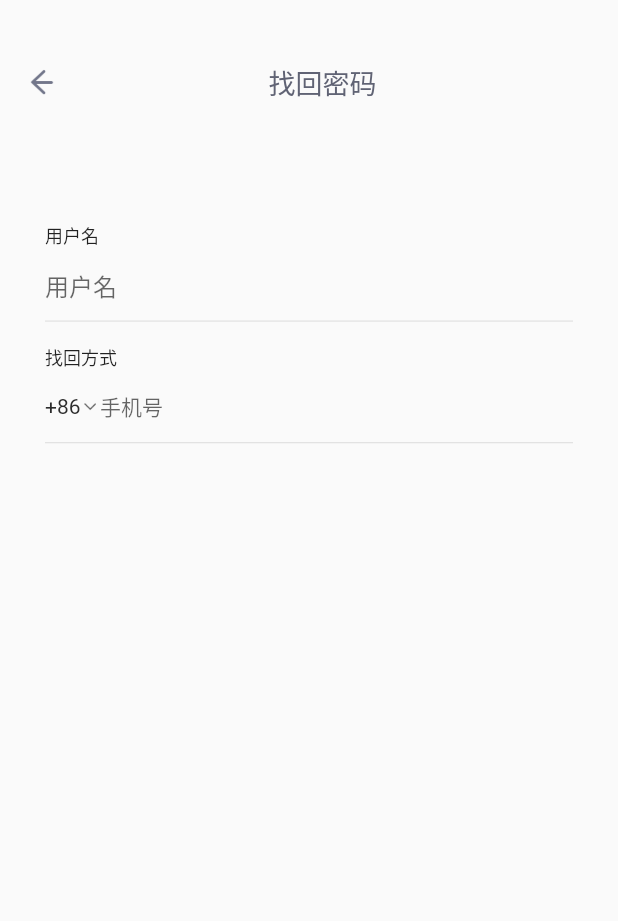
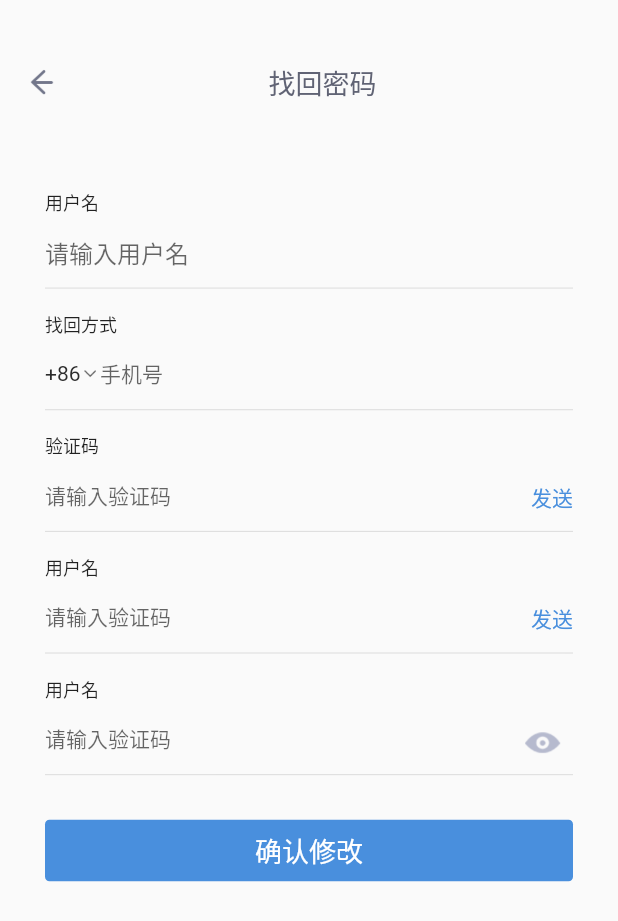
Before and after one commit to xingzjx/flutter_beidou_demo, a Flutter app: the FindPwdPage screen opened directly, on a phone screen of 412 x 824 dp. Shown: the top 921 px of the screen. Run offline on Flutter 3.47's test engine with Material 2 defaults, Android fonts, the light colour scheme and no system bars.

Commit message:
找回密码页面UI设计

```diff
--- a/lib/find_pwd.dart
+++ b/lib/find_pwd.dart
@@ -63,7 +63,7 @@ class FindPwdPageState extends State<FindPwdPage> {
               )),
           new Container(
             alignment: Alignment.topLeft,
-            margin: new EdgeInsets.fromLTRB(30.0, 50.0, 0.0, 0.0),
+            margin: new EdgeInsets.fromLTRB(30.0, 28.0, 0.0, 0.0),
             child: new Text(
               "用户名",
               style: new TextStyle(fontSize: 12.0),
@@ -75,7 +75,7 @@ class FindPwdPageState extends State<FindPwdPage> {
                 keyboardType: TextInputType.phone,
                 style: new TextStyle(fontSize: 16.0, color: Colors.black),
                 decoration: new InputDecoration(
-                  hintText: '用户名',
+                  hintText: '请输入用户名',
                   border: InputBorder.none,
                 ),
               )),
@@ -106,7 +106,7 @@ class FindPwdPageState extends State<FindPwdPage> {
                   height: 8.0,
                 ),
                 new Container(
-                  width: 100.0,
+                  width: 200.0,
                   //height: 13.0,
                   child: new TextField(
                     keyboardType: TextInputType.phone,
@@ -115,6 +115,53 @@ class FindPwdPageState extends State<FindPwdPage> {
                       hintText: '手机号',
                       border: InputBorder.none,
                     ),
+                  ),
+                ),
+              ],
+            ),
+          ),
+          new Padding(
+              padding: new EdgeInsets.fromLTRB(30.0, 0.0, 30.0, 0.0),
+              child: new Divider(
+                height: 0.1,
+              )),
+          new Container(
+            alignment: Alignment.topLeft,
+            margin: new EdgeInsets.fromLTRB(30.0, 15.0, 0.0, 0.0),
+            child: new Text(
+              "验证码",
+              style: new TextStyle(fontSize: 12.0),
+            ),
+          ),
+          new Container(
+            margin: new EdgeInsets.fromLTRB(30.0, 0.0, 30.0, 0.0),
+            child: new Stack(
+              children: <Widget>[
+                new Container(
+                  margin: new EdgeInsets.fromLTRB(0.0, 0.0, 30.0, 0.0),
+                  child: new TextField(
+                    keyboardType: TextInputType.number,
+                    style: new TextStyle(fontSize: 14.0, color: Colors.black),
+                    decoration: new InputDecoration(
+                      hintText: '请输入验证码',
+                      border: InputBorder.none,
+                    ),
+                  ),
+                ),
+                new Align(
+                  alignment: Alignment.centerRight,
+                  child: new InkWell(
+                    child: new Container(
+                      child: new Text(
+                        "发送",
+                        style: new TextStyle(
+                            fontSize: 14.0, color: const Color(0xff498FDD)),
+                      ),
+                      margin: const EdgeInsets.fromLTRB(0.0, 15.0, 0.0, 0.0),
+                    ),
+                    onTap: () {
+                      setState(() {});
+                    },
                   ),
                 )
               ],
@@ -125,6 +172,113 @@ class FindPwdPageState extends State<FindPwdPage> {
               child: new Divider(
                 height: 0.1,
               )),
+          new Container(
+            alignment: Alignment.topLeft,
+            margin: new EdgeInsets.fromLTRB(30.0, 15.0, 0.0, 0.0),
+            child: new Text(
+              "用户名",
+              style: new TextStyle(fontSize: 12.0),
+            ),
+          ),
+          new Container(
+            margin: new EdgeInsets.fromLTRB(30.0, 0.0, 30.0, 0.0),
+            child: new Stack(
+              children: <Widget>[
+                new Container(
+                  margin: new EdgeInsets.fromLTRB(0.0, 0.0, 30.0, 0.0),
+                  child: new TextField(
+                    keyboardType: TextInputType.number,
+                    style: new TextStyle(fontSize: 14.0, color: Colors.black),
+                    decoration: new InputDecoration(
+                      hintText: '请输入验证码',
+                      border: InputBorder.none,
+                    ),
+                  ),
+                ),
+                new Align(
+                  alignment: Alignment.centerRight,
+                  child: new InkWell(
+                    child: new Container(
+                      child: new Text(
+                        "发送",
+                        style: new TextStyle(
+                            fontSize: 14.0, color: const Color(0xff498FDD)),
+                      ),
+                      margin: const EdgeInsets.fromLTRB(0.0, 15.0, 0.0, 0.0),
+                    ),
+                    onTap: () {
+                      setState(() {});
+                    },
+                  ),
+                )
+              ],
+            ),
+          ),
+          new Padding(
+              padding: new EdgeInsets.fromLTRB(30.0, 0.0, 30.0, 0.0),
+              child: new Divider(
+                height: 0.1,
+              )),
+          new Container(
+            alignment: Alignment.topLeft,
+            margin: new EdgeInsets.fromLTRB(30.0, 15.0, 0.0, 0.0),
+            child: new Text(
+              "用户名",
+              style: new TextStyle(fontSize: 12.0),
+            ),
+          ),
+          new Container(
+            margin: new EdgeInsets.fromLTRB(30.0, 0.0, 30.0, 0.0),
+            child: new Stack(
+              children: <Widget>[
+                new Container(
+                  margin: new EdgeInsets.fromLTRB(0.0, 0.0, 30.0, 0.0),
+                  child: new TextField(
+                    keyboardType: TextInputType.number,
+                    style: new TextStyle(fontSize: 14.0, color: Colors.black),
+                    decoration: new InputDecoration(
+                      hintText: '请输入验证码',
+                      border: InputBorder.none,
+                    ),
+                  ),
+                ),
+                new Container(
+                    margin: EdgeInsets.fromLTRB(0.0, 15.0, 0.0, 0.0),
+                    child: new Align(
+                      alignment: Alignment.centerRight,
+                      child: new Image.asset(
+                        'images/ic_pwd_show.png',
+                        width: 40.0,
+                        height: 24.0,
+                      ),
+                    )),
+              ],
+            ),
+          ),
+          new Padding(
+              padding: new EdgeInsets.fromLTRB(30.0, 0.0, 30.0, 0.0),
+              child: new Divider(
+                height: 0.1,
+              )),
+          new InkWell(
+            child: new Container(
+              width: MediaQuery.of(context).size.width,
+              decoration: new BoxDecoration(
+                color: const Color(0xff498fdd),
+                borderRadius: new BorderRadius.all(new Radius.circular(3.0)),
+              ),
+              child: new Center(
+                  child: new Text(
+                "确认修改",
+                style: new TextStyle(color: Colors.white, fontSize: 18.0),
+              )),
+              margin: const EdgeInsets.fromLTRB(30.0, 30.0, 30.0, 0.0),
+              padding: const EdgeInsets.fromLTRB(0.0, 7.0, 0.0, 7.0),
+            ),
+            onTap: () {
+              setState(() {});
+            },
+          ),
         ],
       ),
       // This trailing comma makes auto-formatting nicer for build methods.
--- a/pubspec.yaml
+++ b/pubspec.yaml
@@ -40,6 +40,8 @@ flutter:
      - images/ic_send.png
      - images/ic_back_white.png
      - images/ic_back.png
+     - images/ic_pwd_show.png
+     - images/ic_pwd_unshow.png
   #  - images/a_dot_ham.jpeg
 
   # An image asset can refer to one or more resolution-specific "variants", see
```
Also changed, not shown: images/ic_pwd_show.png (added), images/ic_pwd_unshow.png (added).
